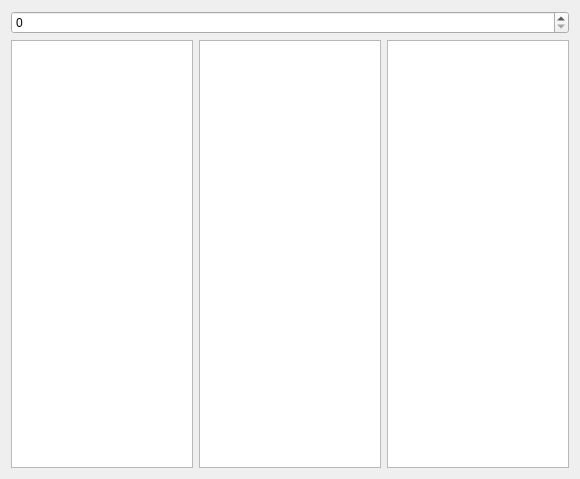
First picture: the form in 2/func2.ui, repository ba-ya/test_own_func, before the edit.
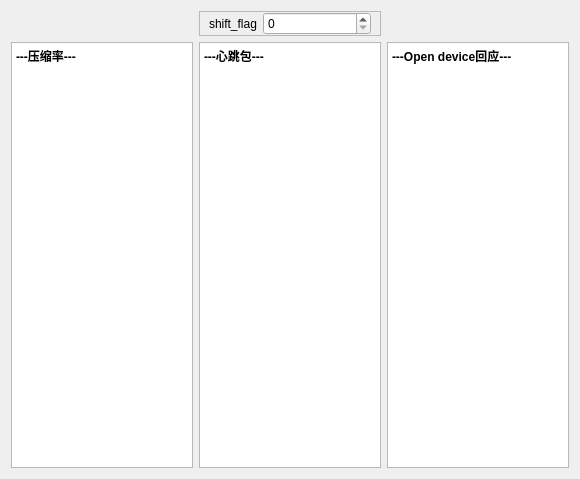
Second picture: the form after the edit.

Commit message: refactor: remove uesless func data_to_int

Diff of the .ui file:
```diff
--- a/2/func2.ui
+++ b/2/func2.ui
@@ -19,6 +19,16 @@
      <property name="readOnly">
       <bool>false</bool>
      </property>
+     <property name="html">
+      <string>&lt;!DOCTYPE HTML PUBLIC &quot;-//W3C//DTD HTML 4.0//EN&quot; &quot;http://www.w3.org/TR/REC-html40/strict.dtd&quot;&gt;
+&lt;html&gt;&lt;head&gt;&lt;meta name=&quot;qrichtext&quot; content=&quot;1&quot; /&gt;&lt;meta charset=&quot;utf-8&quot; /&gt;&lt;style type=&quot;text/css&quot;&gt;
+p, li { white-space: pre-wrap; }
+hr { height: 1px; border-width: 0; }
+li.unchecked::marker { content: &quot;\2610&quot;; }
+li.checked::marker { content: &quot;\2612&quot;; }
+&lt;/style&gt;&lt;/head&gt;&lt;body style=&quot; font-family:'Microsoft YaHei UI'; font-size:9pt; font-weight:400; font-style:normal;&quot;&gt;
+&lt;p style=&quot; margin-top:0px; margin-bottom:0px; margin-left:0px; margin-right:0px; -qt-block-indent:0; text-indent:0px;&quot;&gt;&lt;span style=&quot; font-weight:700;&quot;&gt;---心跳包---&lt;/span&gt;&lt;/p&gt;&lt;/body&gt;&lt;/html&gt;</string>
+     </property>
     </widget>
    </item>
    <item row="1" column="0">
@@ -26,6 +36,16 @@
      <property name="readOnly">
       <bool>false</bool>
      </property>
+     <property name="html">
+      <string>&lt;!DOCTYPE HTML PUBLIC &quot;-//W3C//DTD HTML 4.0//EN&quot; &quot;http://www.w3.org/TR/REC-html40/strict.dtd&quot;&gt;
+&lt;html&gt;&lt;head&gt;&lt;meta name=&quot;qrichtext&quot; content=&quot;1&quot; /&gt;&lt;meta charset=&quot;utf-8&quot; /&gt;&lt;style type=&quot;text/css&quot;&gt;
+p, li { white-space: pre-wrap; }
+hr { height: 1px; border-width: 0; }
+li.unchecked::marker { content: &quot;\2610&quot;; }
+li.checked::marker { content: &quot;\2612&quot;; }
+&lt;/style&gt;&lt;/head&gt;&lt;body style=&quot; font-family:'Microsoft YaHei UI'; font-size:9pt; font-weight:400; font-style:normal;&quot;&gt;
+&lt;p style=&quot; margin-top:0px; margin-bottom:0px; margin-left:0px; margin-right:0px; -qt-block-indent:0; text-indent:0px;&quot;&gt;&lt;span style=&quot; font-weight:700;&quot;&gt;---压缩率---&lt;/span&gt;&lt;/p&gt;&lt;/body&gt;&lt;/html&gt;</string>
+     </property>
     </widget>
    </item>
    <item row="1" column="2">
@@ -33,13 +53,48 @@
      <property name="readOnly">
       <bool>false</bool>
      </property>
+     <property name="html">
+      <string>&lt;!DOCTYPE HTML PUBLIC &quot;-//W3C//DTD HTML 4.0//EN&quot; &quot;http://www.w3.org/TR/REC-html40/strict.dtd&quot;&gt;
+&lt;html&gt;&lt;head&gt;&lt;meta name=&quot;qrichtext&quot; content=&quot;1&quot; /&gt;&lt;meta charset=&quot;utf-8&quot; /&gt;&lt;style type=&quot;text/css&quot;&gt;
+p, li { white-space: pre-wrap; }
+hr { height: 1px; border-width: 0; }
+li.unchecked::marker { content: &quot;\2610&quot;; }
+li.checked::marker { content: &quot;\2612&quot;; }
+&lt;/style&gt;&lt;/head&gt;&lt;body style=&quot; font-family:'Microsoft YaHei UI'; font-size:9pt; font-weight:400; font-style:normal;&quot;&gt;
+&lt;p style=&quot; margin-top:0px; margin-bottom:0px; margin-left:0px; margin-right:0px; -qt-block-indent:0; text-indent:0px;&quot;&gt;&lt;span style=&quot; font-weight:700;&quot;&gt;---Open device回应---&lt;/span&gt;&lt;/p&gt;&lt;/body&gt;&lt;/html&gt;</string>
+     </property>
     </widget>
    </item>
-   <item row="0" column="0" colspan="3">
-    <widget class="QSpinBox" name="input">
-     <property name="maximum">
-      <number>99999999</number>
+   <item row="0" column="1">
+    <widget class="QFrame" name="frame">
+     <property name="frameShape">
+      <enum>QFrame::Shape::StyledPanel</enum>
      </property>
+     <property name="frameShadow">
+      <enum>QFrame::Shadow::Raised</enum>
+     </property>
+     <layout class="QHBoxLayout" name="horizontalLayout" stretch="0,1">
+      <property name="topMargin">
+       <number>0</number>
+      </property>
+      <property name="bottomMargin">
+       <number>0</number>
+      </property>
+      <item>
+       <widget class="QLabel" name="label">
+        <property name="text">
+         <string>shift_flag</string>
+        </property>
+       </widget>
+      </item>
+      <item>
+       <widget class="QSpinBox" name="input">
+        <property name="maximum">
+         <number>99999999</number>
+        </property>
+       </widget>
+      </item>
+     </layout>
     </widget>
    </item>
   </layout>
```
The commit also changes 2 other files.
